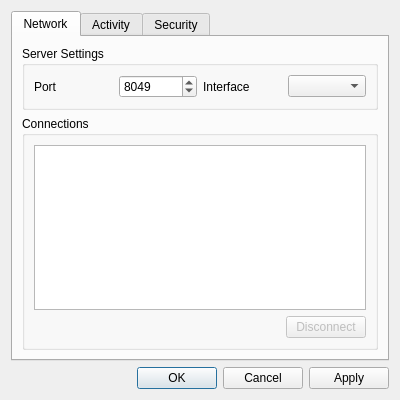
First picture: the form in STiTCH/STiTCHDialog.ui, repository dgraves/iTCH, before the edit.
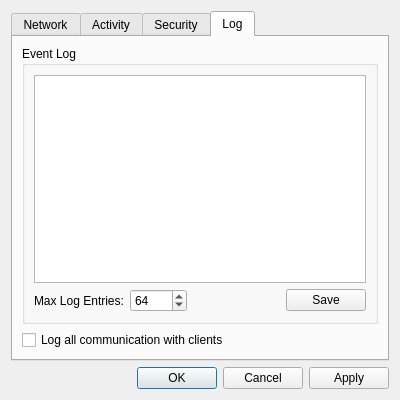
Second picture: the form after the edit. The open tabs and pages were chosen to show the change.

Commit message: Added connect and disconnect buttons for managing connectio to iTunes Added log Added log messages Added/updated tooltips and check button labels

What changed in the file:
```diff
--- a/STiTCH/STiTCHDialog.ui
+++ b/STiTCH/STiTCHDialog.ui
@@ -216,8 +216,8 @@
          <property name="title">
           <string>Link Activation</string>
          </property>
-         <layout class="QVBoxLayout" name="verticalLayout_4">
-          <item>
+         <layout class="QGridLayout" name="gridLayout_4">
+          <item row="0" column="0" colspan="3">
            <widget class="QCheckBox" name="activationCheckBox">
             <property name="text">
              <string>Reactivate inactive link when commands are received</string>
@@ -310,6 +310,85 @@
        </item>
       </layout>
      </widget>
+     <widget class="QWidget" name="logTab">
+      <attribute name="title">
+       <string>Log</string>
+      </attribute>
+      <layout class="QVBoxLayout" name="verticalLayout_4">
+       <item>
+        <widget class="QGroupBox" name="eventLogGroupBox">
+         <property name="title">
+          <string>Event Log</string>
+         </property>
+         <layout class="QGridLayout" name="gridLayout_5">
+          <item row="0" column="0" colspan="5">
+           <widget class="QTextEdit" name="logTextEdit">
+            <property name="undoRedoEnabled">
+             <bool>false</bool>
+            </property>
+            <property name="readOnly">
+             <bool>true</bool>
+            </property>
+           </widget>
+          </item>
+          <item row="2" column="4">
+           <widget class="QPushButton" name="saveLogButton">
+            <property name="toolTip">
+             <string>Save log to file</string>
+            </property>
+            <property name="text">
+             <string>Save</string>
+            </property>
+           </widget>
+          </item>
+          <item row="2" column="0">
+           <widget class="QLabel" name="maxLogEntriesLabel">
+            <property name="text">
+             <string>Max Log Entries:</string>
+            </property>
+           </widget>
+          </item>
+          <item row="2" column="1">
+           <widget class="QSpinBox" name="maxLogEntriesSpinBox">
+            <property name="suffix">
+             <string> </string>
+            </property>
+            <property name="minimum">
+             <number>8</number>
+            </property>
+            <property name="maximum">
+             <number>4096</number>
+            </property>
+            <property name="value">
+             <number>64</number>
+            </property>
+           </widget>
+          </item>
+          <item row="2" column="2" colspan="2">
+           <spacer name="horizontalSpacer_4">
+            <property name="orientation">
+             <enum>Qt::Horizontal</enum>
+            </property>
+            <property name="sizeHint" stdset="0">
+             <size>
+              <width>40</width>
+              <height>20</height>
+             </size>
+            </property>
+           </spacer>
+          </item>
+         </layout>
+        </widget>
+       </item>
+       <item>
+        <widget class="QCheckBox" name="logAllCheckBox">
+         <property name="text">
+          <string>Log all communication with clients</string>
+         </property>
+        </widget>
+       </item>
+      </layout>
+     </widget>
     </widget>
    </item>
    <item>
```
Left out of the diff: 134 changed lines with no effect on the pictures. The commit also changes 2 other files.
